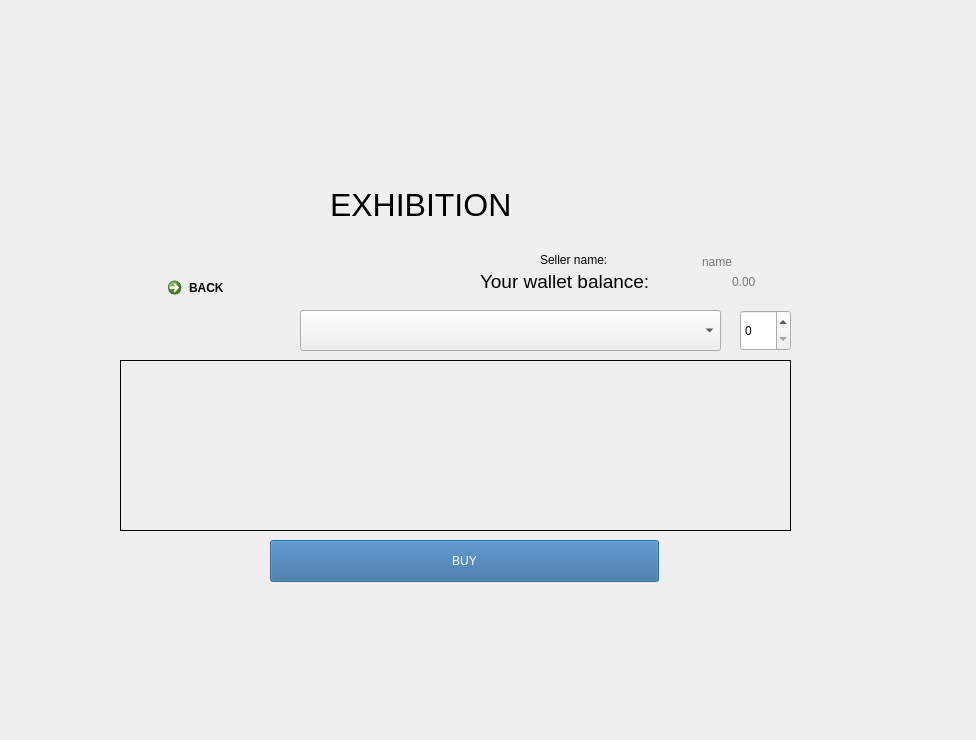
This is frontend/buymenu.ui in SujalMatolia0/NFT-First-project as Qt 5 draws it before an edit. The edited form follows.
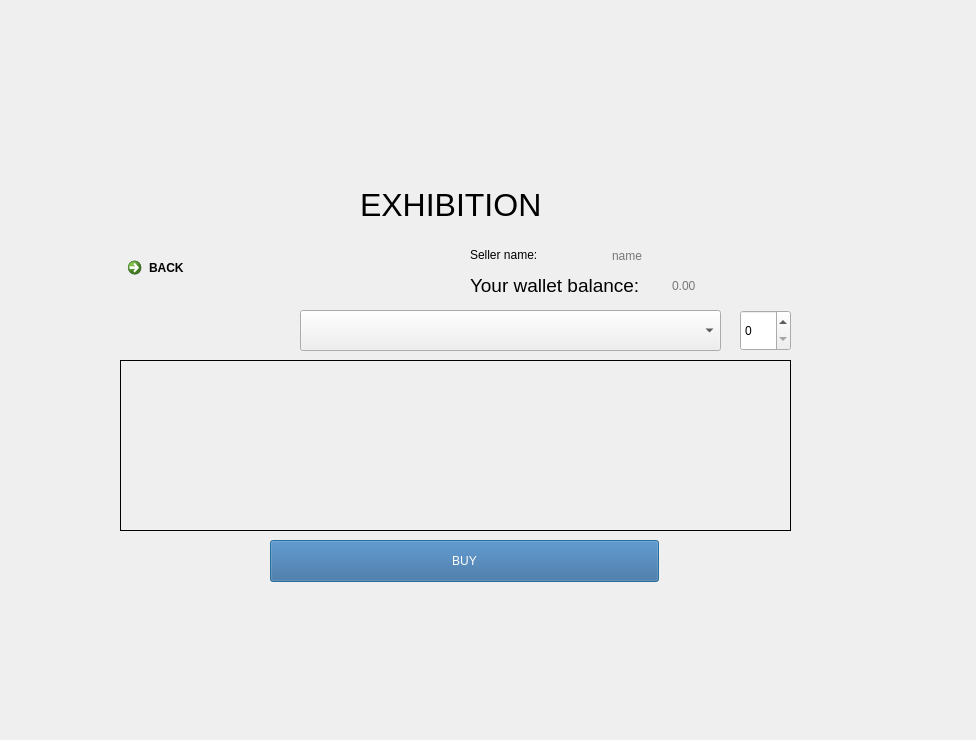
This is the edited form.

The edit to the form file:
```diff
--- a/frontend/buymenu.ui
+++ b/frontend/buymenu.ui
@@ -226,8 +226,8 @@
   <widget class="QCommandLinkButton" name="backbutton">
    <property name="geometry">
     <rect>
-     <x>160</x>
-     <y>270</y>
+     <x>120</x>
+     <y>250</y>
      <width>181</width>
      <height>41</height>
     </rect>
@@ -304,10 +304,10 @@
   <widget class="QLineEdit" name="balance">
    <property name="geometry">
     <rect>
-     <x>730</x>
+     <x>670</x>
      <y>270</y>
      <width>191</width>
-     <height>23</height>
+     <height>31</height>
     </rect>
    </property>
    <property name="styleSheet">
@@ -330,10 +330,10 @@
   <widget class="QLabel" name="label">
    <property name="geometry">
     <rect>
-     <x>480</x>
+     <x>470</x>
      <y>270</y>
      <width>251</width>
-     <height>21</height>
+     <height>31</height>
     </rect>
    </property>
    <property name="styleSheet">
@@ -356,10 +356,10 @@
   <widget class="QLabel" name="label_2">
    <property name="geometry">
     <rect>
-     <x>540</x>
-     <y>250</y>
+     <x>470</x>
+     <y>240</y>
      <width>205</width>
-     <height>21</height>
+     <height>31</height>
     </rect>
    </property>
    <property name="styleSheet">
@@ -372,10 +372,10 @@
   <widget class="QLineEdit" name="sellername">
    <property name="geometry">
     <rect>
-     <x>700</x>
-     <y>250</y>
+     <x>610</x>
+     <y>240</y>
      <width>191</width>
-     <height>23</height>
+     <height>31</height>
     </rect>
    </property>
    <property name="styleSheet">
@@ -398,7 +398,7 @@
   <widget class="QLabel" name="label_3">
    <property name="geometry">
     <rect>
-     <x>330</x>
+     <x>360</x>
      <y>180</y>
      <width>271</width>
      <height>51</height>
```
